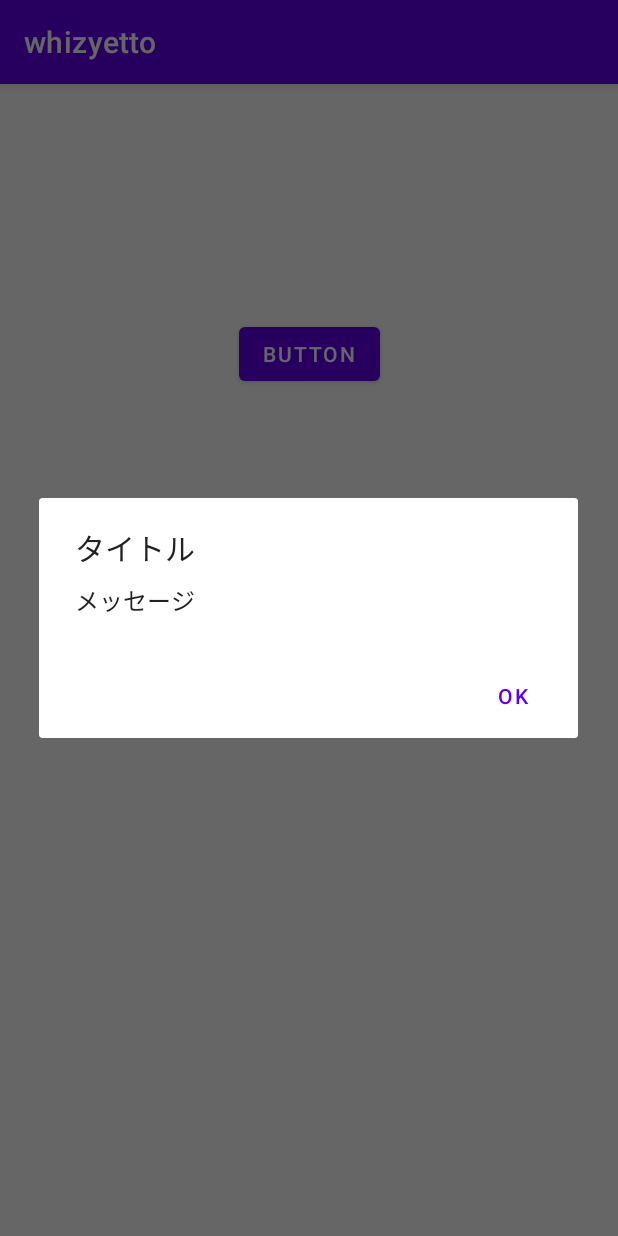
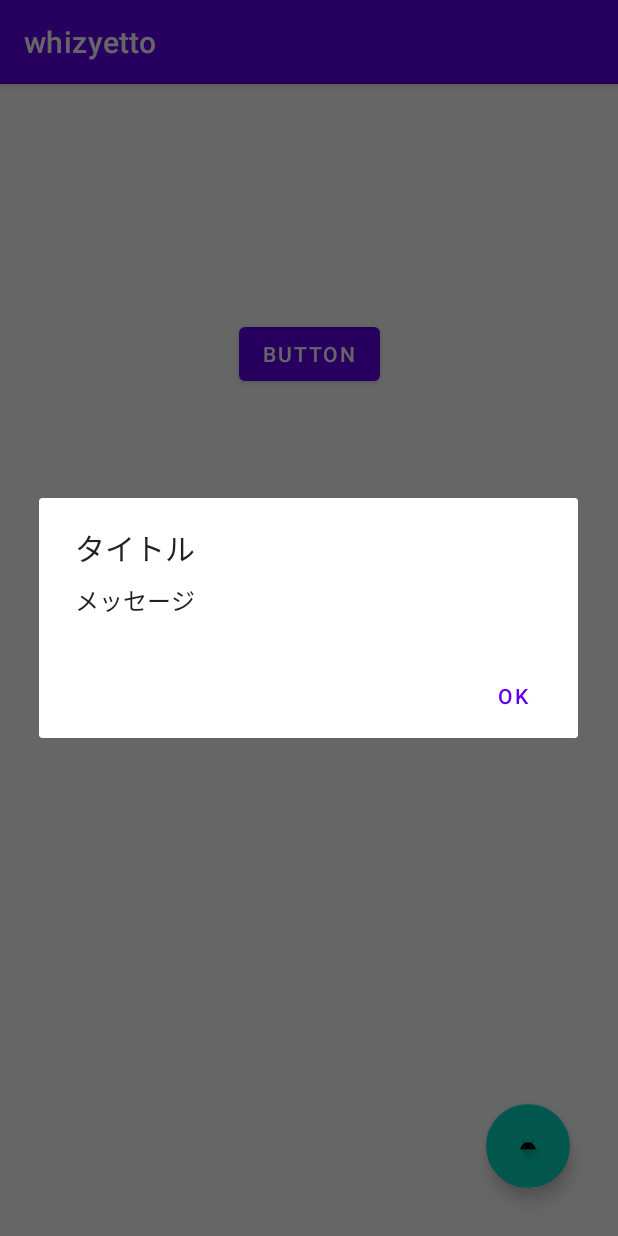
Before and after one commit to harutiro/whizyetto, an Android app: the screen it shows after launch (MainActivity), after a tap on "BUTTON", on a phone screen of 412 x 824 dp. Run offline under Robolectric (Android 15) with nearby library versions, the phone set to English and light mode, and no system bars.

Commit message:
add: アラートダイアログの機能を追加した

```diff
--- a/app/build.gradle
+++ b/app/build.gradle
@@ -42,4 +42,6 @@ dependencies {
     testImplementation 'junit:junit:4.+'
     androidTestImplementation 'androidx.test.ext:junit:1.1.2'
     androidTestImplementation 'androidx.test.espresso:espresso-core:3.3.0'
+
+    implementation 'com.google.android.material:material:1.1.0-alpha06'
 }
--- a/app/src/main/java/app/makino/harutiro/whizyetto/MainActivity.kt
+++ b/app/src/main/java/app/makino/harutiro/whizyetto/MainActivity.kt
@@ -3,6 +3,7 @@ package app.makino.harutiro.whizyetto
 import android.app.AlertDialog
 import android.app.Dialog
 import android.os.Bundle
+import android.view.View
 import android.widget.Button
 import androidx.appcompat.app.AppCompatActivity
 
@@ -15,9 +16,9 @@ class MainActivity : AppCompatActivity() {
             AlertDialog.Builder(this) // FragmentではActivityを取得して生成
                     .setTitle("タイトル")
                     .setMessage("メッセージ")
-                    .setPositiveButton("OK", { dialog, which ->
-                        // TODO:Yesが押された時の挙動
-                    })
+                    .setPositiveButton("OK") { dialog, which ->
+                        // Yesが押された時の挙動
+                    }
                     .show()
         }
 
@@ -25,16 +26,28 @@ class MainActivity : AppCompatActivity() {
             AlertDialog.Builder(this) // FragmentではActivityを取得して生成
                     .setTitle("タイトル")
                     .setMessage("メッセージ")
-                    .setPositiveButton("OK", { dialog, which ->
-                        // TODO:Yesが押された時の挙動
-                    })
-                    .setNegativeButton("No", { dialog, which ->
-                        // TODO:Noが押された時の挙動
-                    })
+                    .setPositiveButton("OK") { dialog, which ->
+                        // Yesが押された時の挙動
+                    }
+                    .setNegativeButton("No") { dialog, which ->
+                        // Noが押された時の挙動
+                    }
+                    .show()
+        }
+
+        findViewById<View>(R.id.floatingActionButton).setOnClickListener {
+            AlertDialog.Builder(this) // FragmentではActivityを取得して生成
+                    .setTitle("タイトル")
+                    .setMessage("メッセージ")
+                    .setPositiveButton("OK") { dialog, which ->
+                        // Yesが押された時の挙動
+                    }
                     .show()
         }
     }
 
 
 
+
+
 }
--- a/app/src/main/res/layout/activity_main.xml
+++ b/app/src/main/res/layout/activity_main.xml
@@ -25,4 +25,15 @@
         app:layout_constraintEnd_toEndOf="parent"
         app:layout_constraintStart_toStartOf="parent"
         app:layout_constraintTop_toTopOf="parent" />
+
+    <com.google.android.material.floatingactionbutton.FloatingActionButton
+        android:id="@+id/floatingActionButton"
+        android:layout_width="wrap_content"
+        android:layout_height="wrap_content"
+        android:layout_marginEnd="32dp"
+        android:layout_marginBottom="32dp"
+        android:clickable="true"
+        app:layout_constraintBottom_toBottomOf="parent"
+        app:layout_constraintEnd_toEndOf="parent"
+        app:srcCompat="@drawable/ic_launcher_foreground" />
 </androidx.constraintlayout.widget.ConstraintLayout>
```
